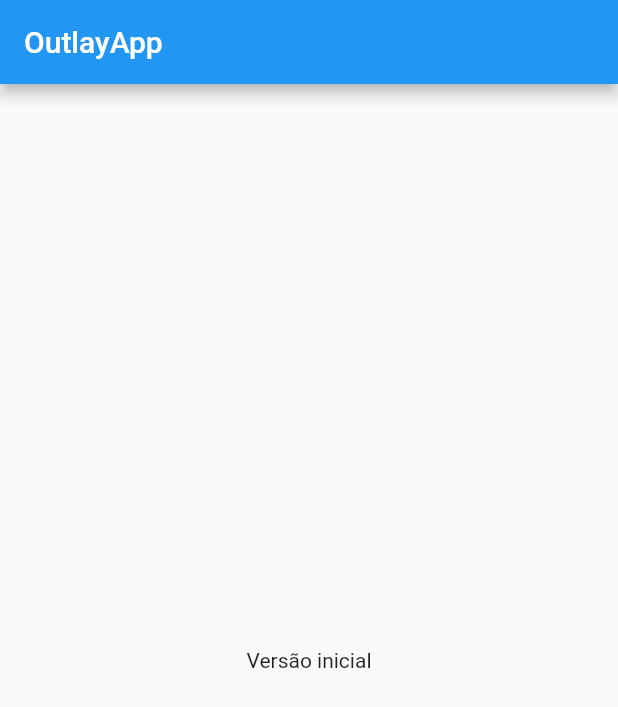
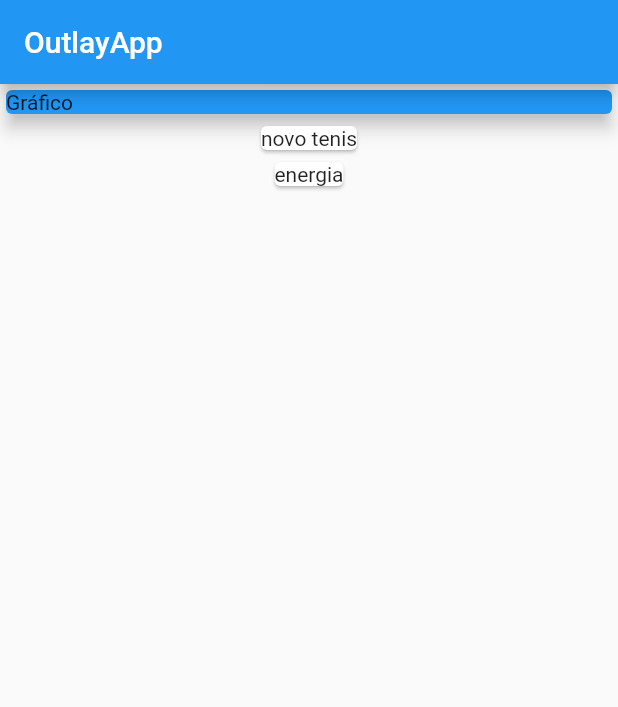
Before and after one commit to patrickkaic/OutlayApp, a Flutter app: the screen it shows after launch, on a phone screen of 412 x 824 dp. Shown: the top 707 px of the screen. Run offline on Flutter 3.47's test engine with Material 2 defaults, Android fonts, the phone set to English and light mode, and no system bars.

Commit message:
new class and wigdet added

```diff
--- a/lib/main.dart
+++ b/lib/main.dart
@@ -1,6 +1,7 @@
-// ignore_for_file: prefer_const_constructors
+// ignore_for_file: prefer_const_constructors, sort_child_properties_last, sized_box_for_whitespace, use_key_in_widget_constructors
 
 import 'package:flutter/material.dart';
+import 'package:outlay_app/models/transactions.dart';
 
 main() => runApp(OutlayApp());
 
@@ -16,7 +17,20 @@ class OutlayApp extends StatelessWidget {
 }
 
 class MyHomePage extends StatelessWidget {
-  const MyHomePage({super.key});
+  final _transactions = [
+    Trasnsactions(
+      id: 't1',
+      title: 'novo tenis',
+      value: 310,
+      date: DateTime.now(),
+    ),
+    Trasnsactions(
+      id: 't2',
+      title: 'energia',
+      value: 100,
+      date: DateTime.now(),
+    )
+  ];
 
   @override
   Widget build(BuildContext context) {
@@ -24,8 +38,23 @@ class MyHomePage extends StatelessWidget {
       appBar: AppBar(
         title: Text('OutlayApp'),
       ),
-      body: Center(
-        child: Text('Versão inicial'),
+      body: Column(
+        children: [
+          Container(
+            width: double.infinity,
+            child: Card(
+              color: Colors.blue,
+              child: Text('Gráfico'),
+              elevation: 5,
+            ),
+          ),
+          Column(
+              children: _transactions.map((tr) {
+            return Card(
+              child: Text(tr.title),
+            );
+          }).toList()),
+        ],
       ),
     );
   }
--- /dev/null
+++ b/lib/models/transactions.dart
@@ -0,0 +1,13 @@
+class Trasnsactions {
+  final String id;
+  final String title;
+  final double value;
+  final DateTime date;
+
+  Trasnsactions({
+    required this.id,
+    required this.title,
+    required this.value,
+    required this.date,
+  });
+}
```
